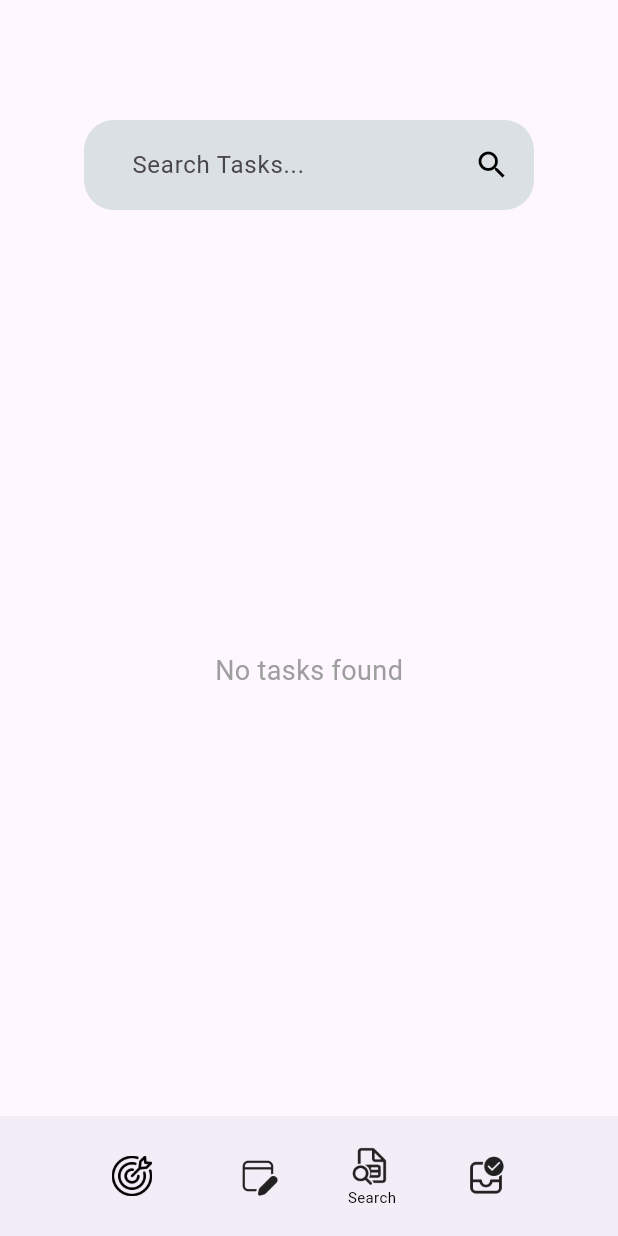
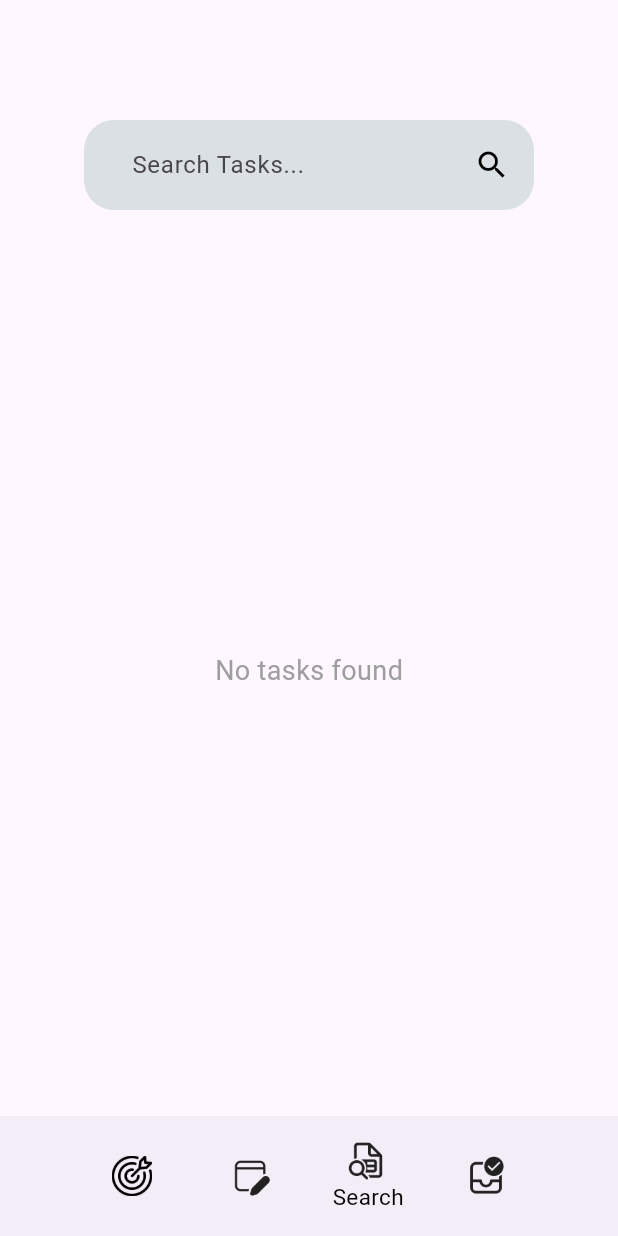
Before and after one commit to Fah4664/reminder-application, a Flutter app: the SearchPage screen opened directly, on a phone screen of 412 x 824 dp. Run offline on Flutter 3.47's test engine with Material 3 defaults, Android fonts, the phone set to English and light mode, and no system bars; our stand-ins replace cloud_firestore, firebase_auth, firebase_core, flutter_svg; accounts and stored records are empty.

Commit message:
Update search_page.dart

```diff
--- a/lib/pages/search_page.dart
+++ b/lib/pages/search_page.dart
@@ -251,7 +251,7 @@ class _SearchPageState extends State<SearchPage> {
                 const Text(
                   'Search', // ข้อความใต้ไอคอน
                   style: TextStyle(
-                    fontSize: 10, // ขนาดฟอนต์เล็กๆ
+                    fontSize: 15, // ขนาดฟอนต์เล็กๆ
                     color: Colors.black, // สีของข้อความ
                   ),
                 ),
```
